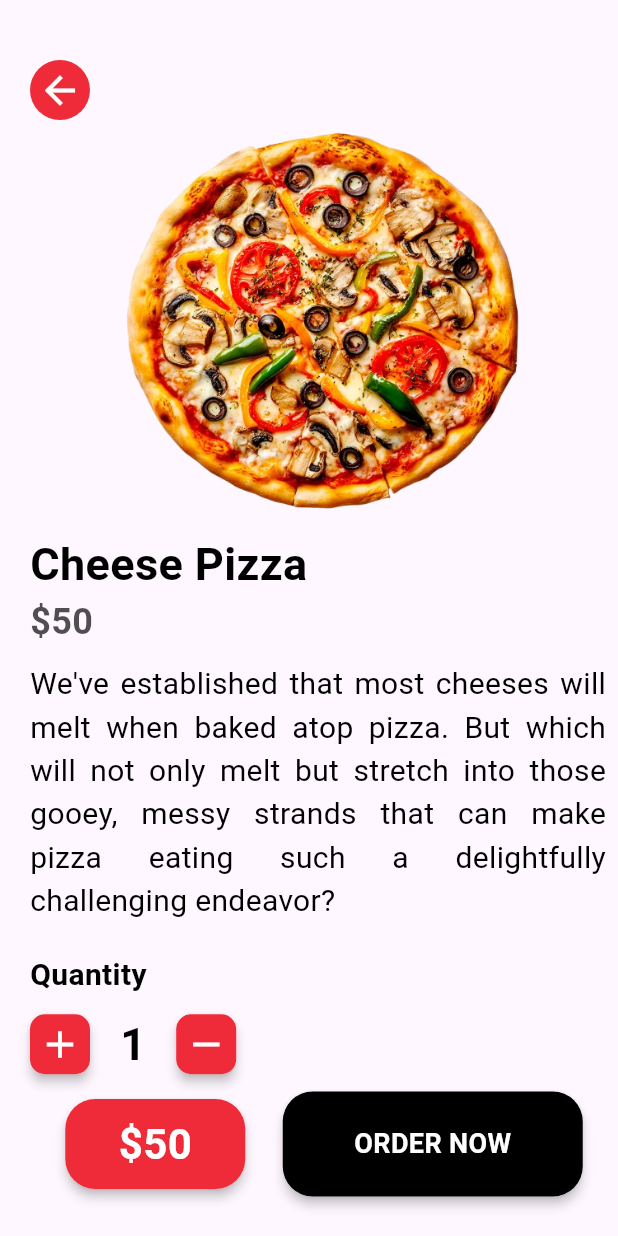
After one commit to coderdostarjun/FoodGo, a Flutter app: the screen it shows after launch, after a tap on the "arrow forward" icon, on a phone screen of 412 x 824 dp. The commit adds this screen. Run offline on Flutter 3.47's test engine with Material 3 defaults, Android fonts, the phone set to English and light mode, and no system bars; our stand-ins replace curved_navigation_bar.

Commit message:
create detail page of a food item list with order now button

```diff
--- a/lib/main.dart
+++ b/lib/main.dart
@@ -1,6 +1,7 @@
 import 'package:flutter/material.dart';
 import 'package:food_go/screen/BottomNavBar.dart';
 import 'package:food_go/screen/BottomNavBarScreen.dart';
+import 'package:food_go/screen/DetailScreen.dart';
 import 'package:food_go/screen/HomeScreen.dart';
 import 'package:food_go/screen/WalletScreen.dart';
 import 'package:food_go/screen/onboarding.dart';
--- /dev/null
+++ b/lib/screen/DetailScreen.dart
@@ -0,0 +1,146 @@
+import 'package:flutter/material.dart';
+import 'package:food_go/service/widget_support.dart';
+
+class Detailscreen extends StatefulWidget {
+String image, name, price;
+Detailscreen({required this.image,required this.name,required this.price});
+
+  @override
+  State<Detailscreen> createState() => _DetailscreenState();
+}
+
+class _DetailscreenState extends State<Detailscreen> {
+  int quantity=1,totalprice=0;
+  @override
+  void initState() {
+    // TODO: implement initState
+    totalprice=int.parse(widget.price);
+
+    super.initState();
+  }
+
+  @override
+  Widget build(BuildContext context) {
+    return Scaffold(
+      body: Container(
+        margin: EdgeInsets.only(top: 40.0,left: 20.0),
+        child:
+        Column(
+          crossAxisAlignment: CrossAxisAlignment.start,
+          children: [
+
+            GestureDetector(
+              onTap: ()
+              {
+                Navigator.pop(context);
+              },
+              child: Container(
+                padding: EdgeInsets.all(5),
+                decoration: BoxDecoration(
+                  color:Color(0xffef2b39),
+                  borderRadius: BorderRadius.circular(30),
+                ),
+                child: Icon(Icons.arrow_back,size: 30.0,color: Colors.white,),
+              ),
+            ),
+            Center(child: Image.asset(widget.image,height: MediaQuery.of(context).size.height/3,fit: BoxFit.contain,)),
+            Text(widget.name,style: AppWidget.HeadLineTextFieldStyle(),),
+            Text("\$${widget.price}",style: AppWidget.priceTextFiledStyle(),),
+            SizedBox(height: 10.0,),
+
+              Padding(
+                padding: const EdgeInsets.only(right: 8.0),
+                child: Text(
+                  textAlign: TextAlign.justify,
+                  "We've established that most cheeses will melt when baked atop pizza. But which will not only melt but stretch into those gooey, messy strands that can make pizza eating such a delightfully challenging endeavor?",style: AppWidget.SimpleTextFieldStyle(),),
+              ),
+            SizedBox(height: 20.0,),
+            Text("Quantity",style: AppWidget.boldTextFiledStyle()),
+            SizedBox(height: 10.0,),
+      // The Material widget is used to wrap a Container widget,
+      // giving it a blue background color, elevation for shadow,
+      // and rounded corners.
+            Row(
+              children: [
+                GestureDetector(
+                  onTap: ()
+                  {
+                    quantity=quantity+1;
+                    totalprice=totalprice+int.parse(widget.price);
+                    setState(() {
+
+                    });
+                  },
+                  child: Material(
+                    elevation: 3.0,
+                    borderRadius:BorderRadius.circular(10),
+                    child: Container(
+                      padding: EdgeInsets.all(5),
+                      decoration: BoxDecoration(color:Color(0xffef2b39),borderRadius: BorderRadius.circular(10)
+                      ),
+                      child:
+                      Icon(Icons.add,color: Colors.white,size: 30.0,),
+                    ),
+                  ),
+                ),
+                SizedBox(width: 20.0,),
+                Text(quantity.toString(),style: AppWidget.HeadLineTextFieldStyle(),),
+                SizedBox(width: 20.0,),
+                GestureDetector(
+                  onTap: (){
+                    if(quantity>1)
+                      {
+                        quantity=quantity-1;
+                        totalprice=totalprice-int.parse(widget.price);
+                      }
+                    setState(() {
+
+                    });
+                  },
+                  child: Material(
+                    elevation: 3.0,
+                    borderRadius:BorderRadius.circular(10),
+                    child: Container(
+                      padding: EdgeInsets.all(5),
+                      decoration: BoxDecoration(color:Color(0xffef2b39),borderRadius: BorderRadius.circular(10)
+                      ),
+                      child:
+                      Icon(Icons.remove,color: Colors.white,size: 30.0,),
+                    ),
+                  ),
+                ),
+              ],
+            ),
+            SizedBox(height: 10.0,),
+            Row(
+              mainAxisAlignment: MainAxisAlignment.center,
+              children: [
+                Material(
+                  elevation: 3.0,
+                  borderRadius: BorderRadius.circular(20),
+                  child: Container(
+                    height: 60,
+                    width: 120,
+                    decoration: BoxDecoration(color: Color(0xffef2b39),borderRadius: BorderRadius.circular(20)),
+                    child: Center(child: Text("\$$totalprice",style: AppWidget.boldwhiteTextFieldStyle(),)),
+                  ),
+                ),
+                SizedBox(width: 25,),
+                Material(
+                  elevation: 3.0,
+                  borderRadius: BorderRadius.circular(20),
+                  child: Container(
+                    height: 70,
+                    width: 200,
+                    decoration: BoxDecoration(color: Colors.black,borderRadius: BorderRadius.circular(20)),
+                    child: Center(child: Text("ORDER NOW",style: AppWidget.whiteTextFieldStyle(),)),
+                  ),
+                ),
+              ],
+            ),
+          ],
+        ),
+      ),
+    );
+  }
+}
--- a/lib/screen/HomeScreen.dart
+++ b/lib/screen/HomeScreen.dart
@@ -2,6 +2,7 @@ import 'package:flutter/material.dart';
 import 'package:food_go/model/burger_model.dart';
 import 'package:food_go/model/category_model.dart';
 import 'package:food_go/model/pizza_model.dart';
+import 'package:food_go/screen/DetailScreen.dart';
 import 'package:food_go/service/burger_data.dart';
 import 'package:food_go/service/category_data.dart';
 import 'package:food_go/service/pizza_dart.dart';
@@ -103,7 +104,6 @@ class _HomescreenState extends State<Homescreen> {
                   gridDelegate:SliverGridDelegateWithFixedCrossAxisCount(crossAxisCount: 2,childAspectRatio: 0.67,mainAxisSpacing: 17.0,crossAxisSpacing: 24.0),
                   itemCount: pizza.length,
                   itemBuilder: (context,index)
-
               {
               return FoodTile(name: pizza[index].name!, image: pizza[index].image!, price:pizza[index].price!);
 
@@ -179,11 +179,16 @@ class _HomescreenState extends State<Homescreen> {
           Row(
             mainAxisAlignment: MainAxisAlignment.end,
             children: [
-              Container(
-                height: 50,
-                width: 80,
-                decoration: BoxDecoration(color: Color(0xffef2b39),borderRadius: BorderRadius.only(topLeft: Radius.circular(26),bottomRight: Radius.circular(18))),
-                child: Icon(Icons.arrow_forward,color: Colors.white,size: 30.0,),
+              GestureDetector(
+                onTap: (){
+                  Navigator.push(context,MaterialPageRoute(builder: (context)=>Detailscreen(image: image,name: name,price: price,)));
+                },
+                child: Container(
+                  height: 50,
+                  width: 80,
+                  decoration: BoxDecoration(color: Color(0xffef2b39),borderRadius: BorderRadius.only(topLeft: Radius.circular(26),bottomRight: Radius.circular(18))),
+                  child: Icon(Icons.arrow_forward,color: Colors.white,size: 30.0,),
+                ),
               ),
             ],
           )
--- a/lib/service/widget_support.dart
+++ b/lib/service/widget_support.dart
@@ -21,4 +21,8 @@ class AppWidget
   {
     return TextStyle(color:const Color.fromARGB(174, 0, 0, 0),fontSize: 24.0,fontWeight: FontWeight.bold);
   }
+  static TextStyle boldwhiteTextFieldStyle()
+  {
+    return TextStyle(color: Colors.white,fontSize: 28.0,fontWeight: FontWeight.bold);
+  }
 }
```
